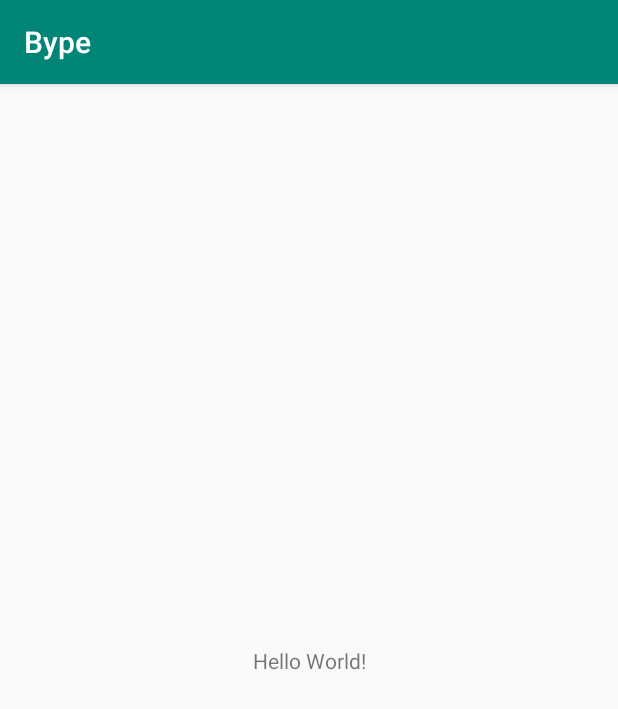
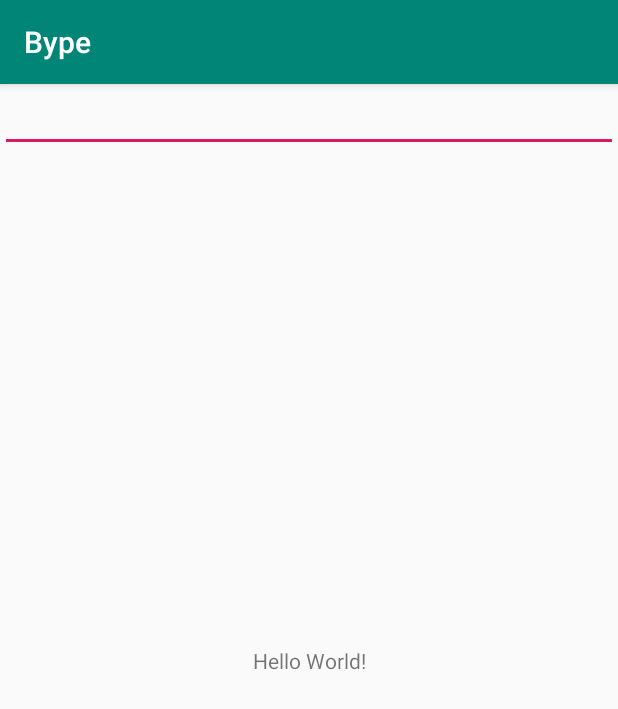
Before and after one commit to JeroenBos/Bype, an Android app: the screen it shows after launch (MainActivity), on a phone screen of 412 x 824 dp. Shown: the top 709 px of the screen. Run offline under Robolectric (Android 15) with nearby library versions, the phone set to English and light mode, and no system bars.

Commit message:
Add textbox to main activity

```diff
--- a/app/src/main/res/layout/activity_main.xml
+++ b/app/src/main/res/layout/activity_main.xml
@@ -6,6 +6,15 @@
         android:layout_width="match_parent"
         android:layout_height="match_parent"
         tools:context=".MainActivity">
+
+    <EditText
+            android:id="@+id/editText"
+            android:layout_width="match_parent"
+            android:layout_height="wrap_content"
+            app:layout_constraintTop_toTopOf="parent">
+
+        <requestFocus />
+    </EditText>
 
     <TextView
             android:layout_width="wrap_content"
```
